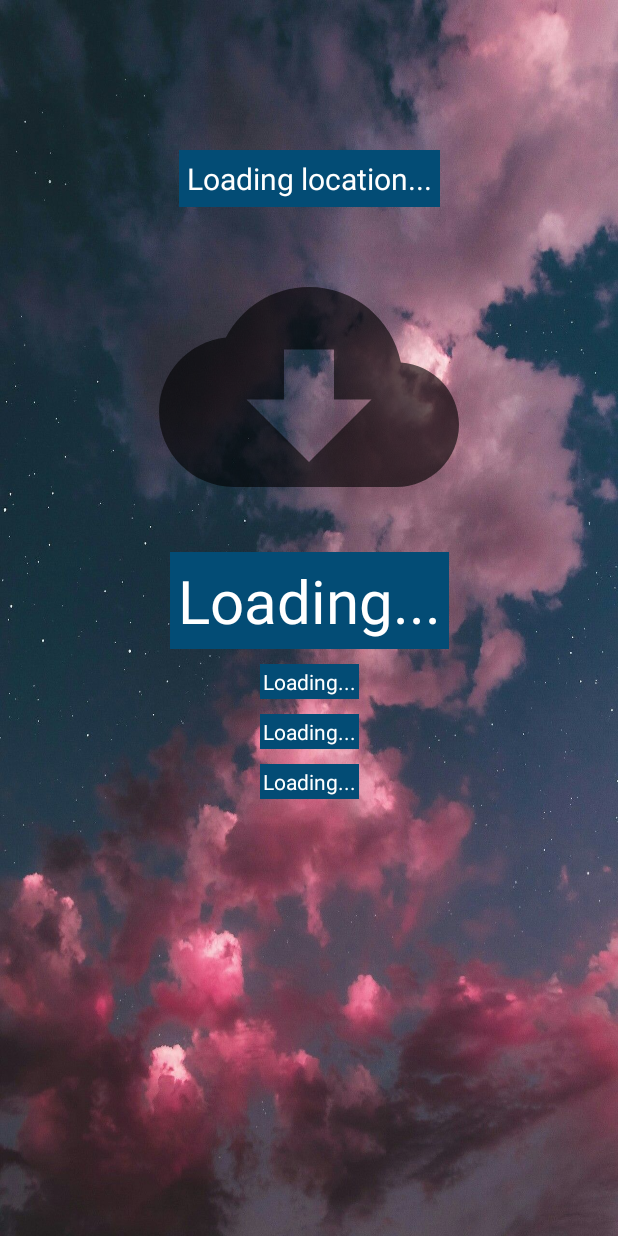
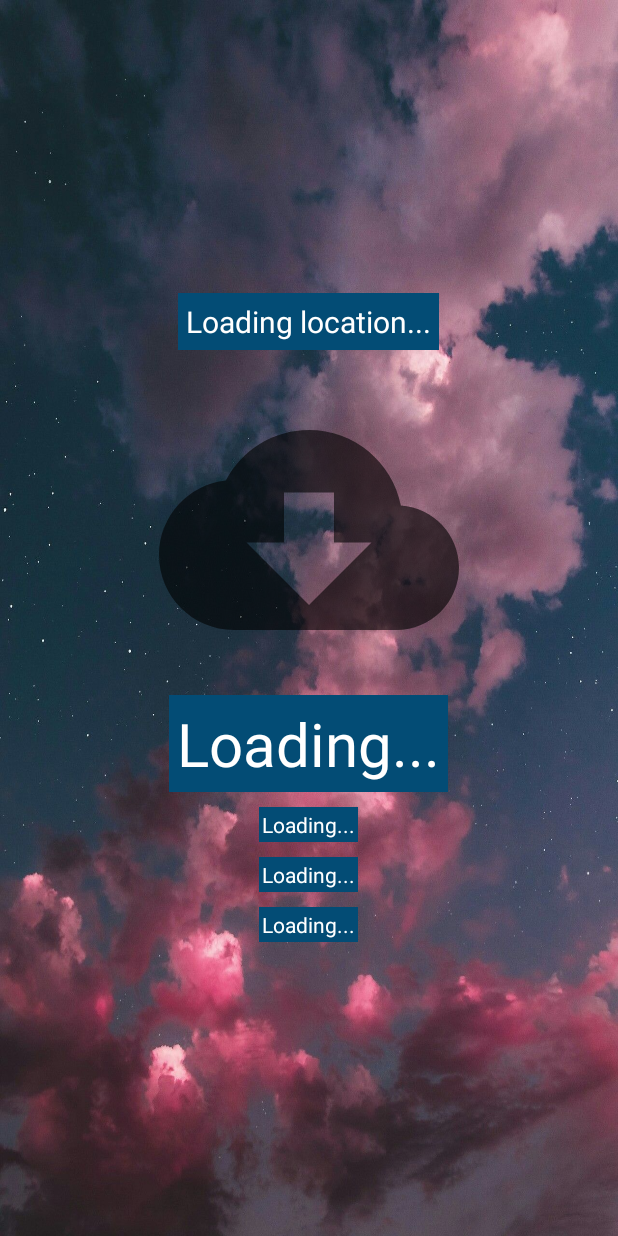
Before and after one commit to ivancrg/vis.it, an Android app: the fragment TravellingWeatherFragment placed in its activity, on a phone screen of 412 x 824 dp. Run offline under Robolectric (Android 15) with nearby library versions, the phone set to English and light mode, and no system bars; libraries missing offline, so code that uses them is left out: org.springframework.security.

Commit message:
Layout for weather forecast finished, all bugs fixed.

```diff
--- a/app/src/main/res/layout/fragment_travelling_weather.xml
+++ b/app/src/main/res/layout/fragment_travelling_weather.xml
@@ -9,14 +9,20 @@
 
     <ScrollView
         android:layout_width="match_parent"
-        android:layout_height="match_parent" />
+        android:layout_height="match_parent">
+
+        <LinearLayout
+            android:layout_width="match_parent"
+            android:layout_height="wrap_content"
+            android:orientation="vertical"
+            android:layout_gravity="center_vertical"
+            android:gravity="center_horizontal">
 
             <TextView
                 android:id="@+id/location"
                 android:layout_width="wrap_content"
                 android:layout_height="wrap_content"
                 android:background="@color/weather"
-        android:layout_marginTop="100dp"
                 android:padding="5dp"
                 android:textColor="@color/white"
                 android:text="@string/loading_location"
@@ -95,7 +101,6 @@
                 app:layout_constraintStart_toStartOf="parent"
                 app:layout_constraintTop_toBottomOf="@id/pressure" />
 
-
-
-
+        </LinearLayout>
+    </ScrollView>
 </androidx.constraintlayout.widget.ConstraintLayout>
```
Lines whose indentation alone changed are shown as unchanged.
